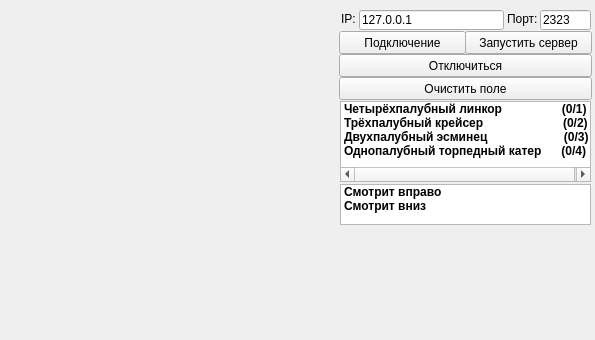
Before: the Qt Designer form SeaBattle.ui in Centronics/SeaBattle, drawn with Qt 5.
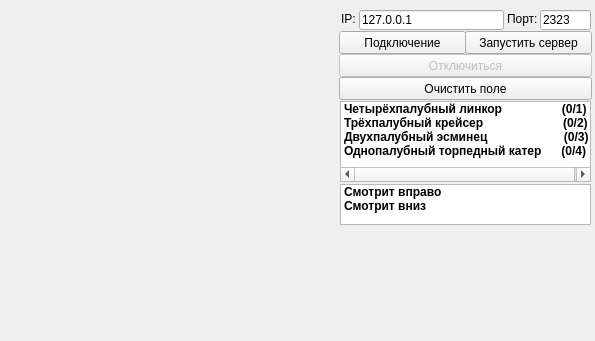
After: the same form once the commit is applied.

Commit message: Доработка пользовательского интерфейса + рефакторинг.

```diff
--- a/SeaBattle.ui
+++ b/SeaBattle.ui
@@ -7,7 +7,7 @@
     <x>0</x>
     <y>0</y>
     <width>595</width>
-    <height>340</height>
+    <height>341</height>
    </rect>
   </property>
   <property name="sizePolicy">
@@ -72,6 +72,9 @@
    </property>
   </widget>
   <widget class="QPushButton" name="btnDisconnect">
+   <property name="enabled">
+    <bool>false</bool>
+   </property>
    <property name="geometry">
     <rect>
      <x>339</x>
@@ -248,6 +251,34 @@
     <string>Порт:</string>
    </property>
   </widget>
+  <widget class="QFrame" name="frmDrawing">
+   <property name="geometry">
+    <rect>
+     <x>0</x>
+     <y>0</y>
+     <width>341</width>
+     <height>341</height>
+    </rect>
+   </property>
+   <property name="sizePolicy">
+    <sizepolicy hsizetype="Fixed" vsizetype="Fixed">
+     <horstretch>0</horstretch>
+     <verstretch>0</verstretch>
+    </sizepolicy>
+   </property>
+   <property name="mouseTracking">
+    <bool>true</bool>
+   </property>
+   <property name="frameShape">
+    <enum>QFrame::NoFrame</enum>
+   </property>
+   <property name="frameShadow">
+    <enum>QFrame::Plain</enum>
+   </property>
+   <property name="lineWidth">
+    <number>0</number>
+   </property>
+  </widget>
  </widget>
  <layoutdefault spacing="6" margin="11"/>
  <tabstops>
```
Left out of the diff: 25 changed lines with no effect on the pictures. The commit also changes 2 other files.
